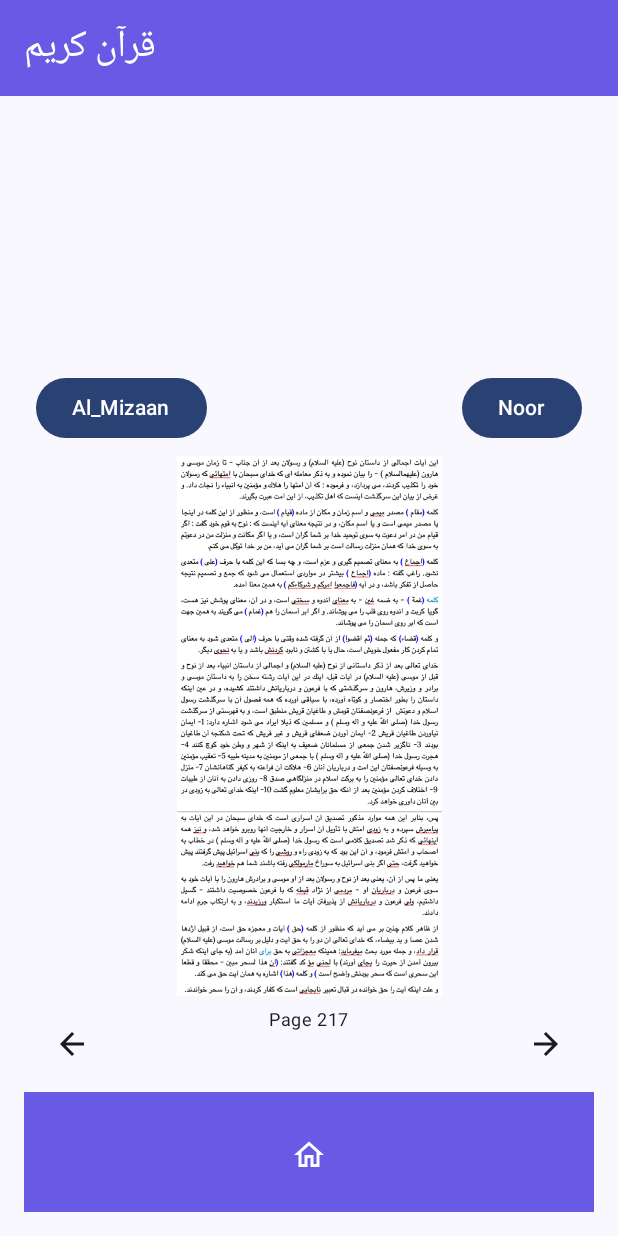
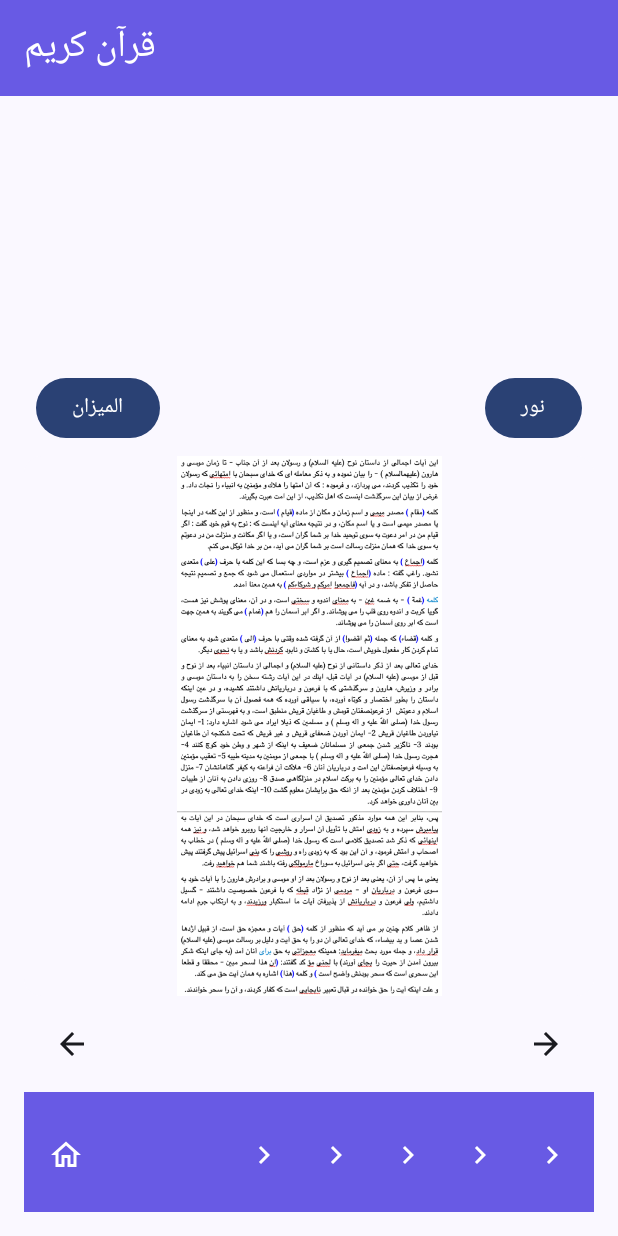
Before and after one commit to Precioux/Quran, an Android app built with Jetpack Compose: the screen it shows after launch (MainActivity), after a tap on "تقسیر", on a phone screen of 412 x 824 dp. Run offline under Robolectric (Android 15) with nearby library versions, the phone set to English and light mode, and no system bars.

Commit message:
Navigation bar is changed

```diff
--- a/app/src/main/java/com/example/quran/MainActivity.kt
+++ b/app/src/main/java/com/example/quran/MainActivity.kt
@@ -12,6 +12,7 @@ import androidx.compose.material.icons.filled.ArrowBack
 import androidx.compose.material.icons.filled.Home
 import androidx.compose.material.icons.outlined.ArrowBack
 import androidx.compose.material.icons.outlined.Home
+import androidx.compose.material.icons.outlined.KeyboardArrowRight
 import androidx.compose.material3.*
 //import androidx.compose.material3.icons.Icons
 //import androidx.compose.material3.icons.filled.*
@@ -269,24 +270,51 @@ fun BottomNavigationBar(navController: NavController, currentPage: Int) {
         tonalElevation = 8.dp,
         containerColor = saminp
     ) {
-        // Centered and larger home icon
-        Box(
-            modifier = Modifier
-                .fillMaxHeight()
-                .fillMaxWidth()
-                .padding(8.dp),
-            contentAlignment = Alignment.Center
-        ) {
-            IconButton(
-                onClick = { navController.navigate("menu") },
-                modifier = Modifier.size(60.dp) // Adjust the size as needed
-            ) {
-                Icon(
-                    imageVector = Icons.Outlined.Home,
-                    contentDescription = null,
-                    tint = Color.White
-                )
+        // Buttons to navigate to other items (item 1, item 2, item 3, item 4)
+        IconButton(onClick = { navController.navigate("menu") }) {
+            Icon(imageVector = Icons.Outlined.Home, contentDescription = null,tint = Color.White)
+        }
+
+        Spacer(modifier = Modifier.weight(1f))
+
+        // Add buttons to navigate to other items (item 2, item 3, item 4)
+        IconButton(onClick = {
+            if (navController.currentBackStackEntry?.destination?.route != "item1/{pageNumber}") {
+                navController.navigate("item1/${currentPage}")
             }
+        }) {
+            Icon(imageVector = Icons.Outlined.KeyboardArrowRight, contentDescription = null,tint = Color.White)
+        }
+
+        IconButton(onClick = {
+            if (navController.currentBackStackEntry?.destination?.route != "item2/{pageNumber}") {
+                navController.navigate("item2/${currentPage}")
+            }
+        }) {
+            Icon(imageVector = Icons.Outlined.KeyboardArrowRight, contentDescription = null,tint = Color.White)
+        }
+        IconButton(onClick = {
+            if (navController.currentBackStackEntry?.destination?.route != "item5/{pageNumber}") {
+                navController.navigate("item5/${currentPage}")
+            }
+        }) {
+            Icon(imageVector = Icons.Outlined.KeyboardArrowRight, contentDescription = null,tint = Color.White)
+        }
+
+        IconButton(onClick = {
+            if (navController.currentBackStackEntry?.destination?.route != "item3/{pageNumber}") {
+                navController.navigate("item3/${currentPage}")
+            }
+        }) {
+            Icon(imageVector = Icons.Outlined.KeyboardArrowRight, contentDescription = null,tint = Color.White)
+        }
+
+        IconButton(onClick = {
+            if (navController.currentBackStackEntry?.destination?.route != "item4/{pageNumber}") {
+                navController.navigate("item4/${currentPage}")
+            }
+        }) {
+            Icon(imageVector = Icons.Outlined.KeyboardArrowRight, contentDescription = null,tint = Color.White)
         }
     }
 }
--- a/app/src/main/java/com/example/quran/pages/InterpretionText.kt
+++ b/app/src/main/java/com/example/quran/pages/InterpretionText.kt
@@ -59,11 +59,11 @@ fun Item3Page(navController: NavController, pageNumber: Int) {
             horizontalArrangement = Arrangement.SpaceBetween
         ) {
             Button(onClick = { isAlMizaan = true }) {
-                Text("Al_Mizaan")
+                Text("المیزان")
             }
 
             Button(onClick = { isAlMizaan = false }) {
-                Text("Noor")
+                Text("نور")
             }
         }
 
@@ -101,11 +101,7 @@ fun Item3Page(navController: NavController, pageNumber: Int) {
                 Icon(imageVector = Icons.Default.ArrowBack, contentDescription = null)
             }
 
-            Text(
-                text = "Page ${currentPage + 217}",
-                style = MaterialTheme.typography.bodySmall,
-//                modifier = Modifier.align(Alignment.CenterHorizontally)
-            )
+
 
             IconButton(onClick = {
                 if (currentPage != almizaanPages.size - 1) {
--- a/app/src/main/java/com/example/quran/pages/PlayerPage.kt
+++ b/app/src/main/java/com/example/quran/pages/PlayerPage.kt
@@ -140,25 +140,6 @@ fun Item4Page(navController: NavController, pageNumber: Int) {
                     )
                 }
             }
-
-//            // Reading Dropdown
-//            Text("Select Reading:")
-//            LazyColumn(
-//                modifier = Modifier
-//                    .background(MaterialTheme.colorScheme.background)
-//                    .width(150.dp)
-//            ) {
-//                readings[selectedPerson]?.let { readingsList ->
-//                    items(readingsList) { reading ->
-//                        Text(
-//                            text = reading,
-//                            modifier = Modifier.clickable {
-//                                selectedReading = reading
-//                            }
-//                        )
-//                    }
-//                }
-//            }
         }
 
         // Navigation Buttons
@@ -177,11 +158,6 @@ fun Item4Page(navController: NavController, pageNumber: Int) {
                 Icon(imageVector = Icons.Default.ArrowBack, contentDescription = null)
             }
 
-            Text(
-                text = "Page ${currentPage + 217}",
-                style = MaterialTheme.typography.bodySmall,
-//                modifier = Modifier.align(Alignment.CenterHorizontally)
-            )
 
             IconButton(onClick = {
                 if (currentPage != pageSize - 1) {
@@ -197,14 +173,6 @@ fun Item4Page(navController: NavController, pageNumber: Int) {
         BottomNavigationBar(navController = navController, currentPage = currentPage.toInt())
     }
 
-//    val englishPages = listOf(
-//        R.drawable.english_page217,
-//        R.drawable.english_page218,
-//        R.drawable.english_page219,
-//        R.drawable.english_page220,
-//        R.drawable.english_page221,
-//        R.drawable.english_page222
-//    )
 
 
 
```
